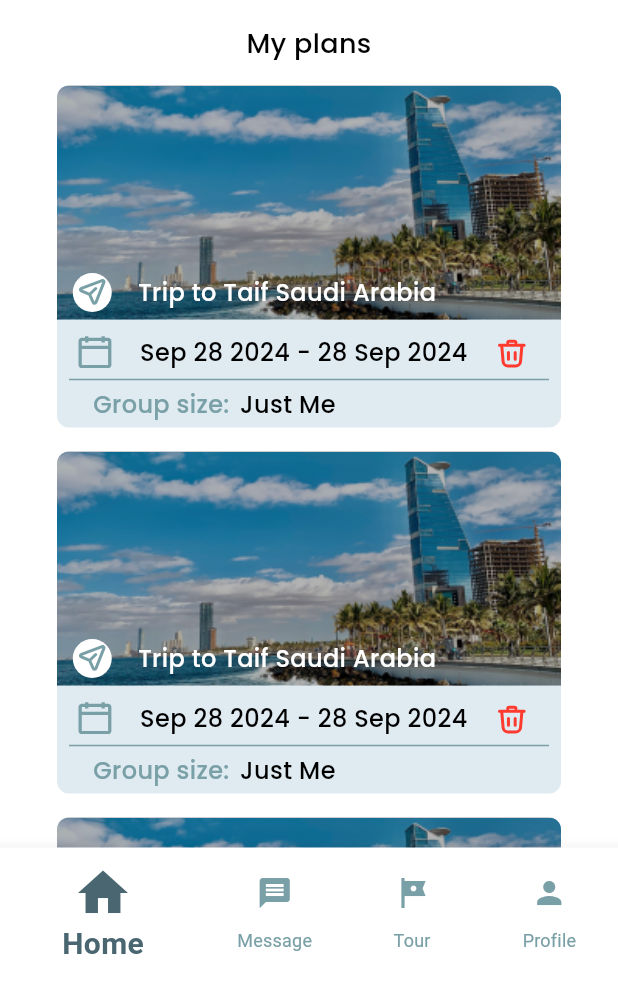
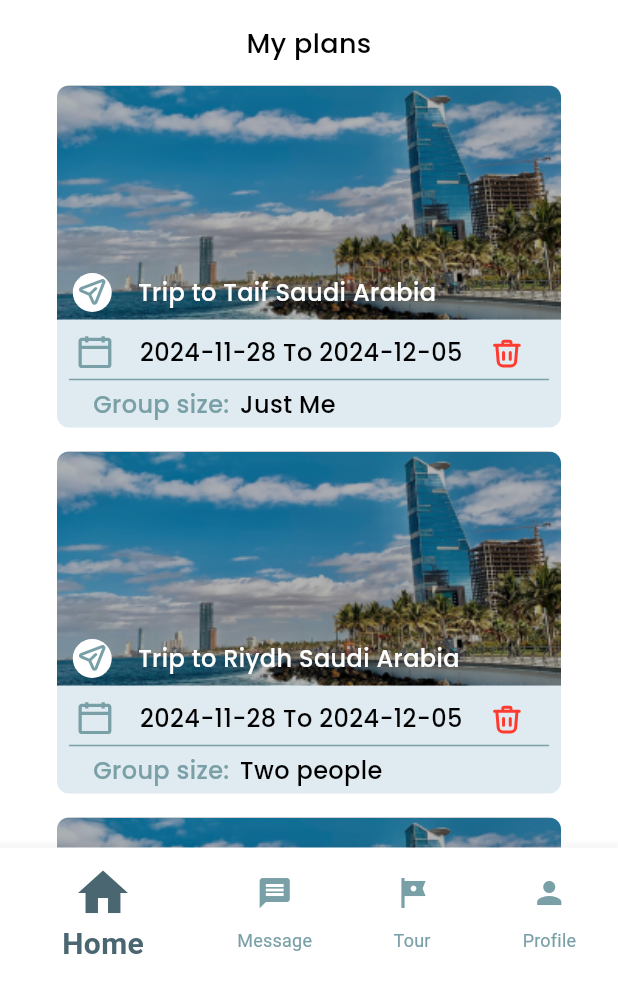
Before and after one commit to ftoome545/TravelMate-project, a Flutter app: the screen it shows after launch, swiped to page 3, on a phone screen of 412 x 824 dp, the part 255-1236 px from its top. Run offline on Flutter 3.47's test engine with Material 3 defaults, Android fonts, the phone set to English and light mode, and no system bars; our stand-ins replace flutter_rating, flutter_svg.

Commit message:
finish the CreatedTripsModel and add the intl package to format the DateTime

```diff
--- /dev/null
+++ b/lib/model/created_trips_model.dart
@@ -0,0 +1,14 @@
+class CreatedTripsModel {
+  final String destination;
+  final DateTime fromDate;
+  final DateTime toDate;
+  final String groupSize;
+  final String typeOfGuide;
+
+  const CreatedTripsModel(
+      {required this.destination,
+      required this.fromDate,
+      required this.toDate,
+      required this.groupSize,
+      required this.typeOfGuide});
+}
--- a/lib/widgets/created_trip_box_image_part.dart
+++ b/lib/widgets/created_trip_box_image_part.dart
@@ -6,7 +6,10 @@ import 'package:travel_mate/utils/app_styles.dart';
 class CreatedTripBoxImagePart extends StatelessWidget {
   const CreatedTripBoxImagePart({
     super.key,
+    required this.destination,
   });
+
+  final String destination;
 
   @override
   Widget build(BuildContext context) {
@@ -76,7 +79,7 @@ class CreatedTripBoxImagePart extends StatelessWidget {
                     width: 17.5,
                   ),
                   Text(
-                    'Trip to Taif Saudi Arabia',
+                    'Trip to $destination Saudi Arabia',
                     style:
                         AppStyles.styleSemiBold16.copyWith(color: Colors.white),
                   )
--- a/lib/widgets/created_trips_box.dart
+++ b/lib/widgets/created_trips_box.dart
@@ -1,5 +1,7 @@
 import 'package:flutter/material.dart';
 import 'package:flutter_svg/svg.dart';
+import 'package:intl/intl.dart';
+import 'package:travel_mate/model/created_trips_model.dart';
 import 'package:travel_mate/utils/app_images.dart';
 import 'package:travel_mate/utils/app_styles.dart';
 import 'package:travel_mate/widgets/created_trip_box_image_part.dart';
@@ -7,7 +9,10 @@ import 'package:travel_mate/widgets/created_trip_box_image_part.dart';
 class CreatedTripsBox extends StatelessWidget {
   const CreatedTripsBox({
     super.key,
+    required this.createdTripsModel,
   });
+
+  final CreatedTripsModel createdTripsModel;
 
   @override
   Widget build(BuildContext context) {
@@ -21,7 +26,10 @@ class CreatedTripsBox extends StatelessWidget {
           )),
       child: Column(
         children: [
-          const Expanded(child: CreatedTripBoxImagePart()),
+          Expanded(
+              child: CreatedTripBoxImagePart(
+            destination: createdTripsModel.destination,
+          )),
           const SizedBox(
             height: 9,
           ),
@@ -35,7 +43,7 @@ class CreatedTripsBox extends StatelessWidget {
                 width: 16,
               ),
               Text(
-                'Sep 28 2024 - 28 Sep 2024',
+                '${DateFormat('yyyy-MM-dd').format(createdTripsModel.fromDate)} To ${DateFormat('yyyy-MM-dd').format(createdTripsModel.toDate)}',
                 style: AppStyles.styleMedium16.copyWith(color: Colors.black),
               ),
               const SizedBox(
@@ -65,7 +73,7 @@ class CreatedTripsBox extends StatelessWidget {
                 width: 7,
               ),
               Text(
-                'Just Me',
+                createdTripsModel.groupSize,
                 style: AppStyles.styleMedium16
                     .copyWith(color: const Color(0xff000000)),
               ),
--- a/pubspec.yaml
+++ b/pubspec.yaml
@@ -38,6 +38,7 @@ dependencies:
   flutter_svg: ^2.0.10+1
   flutter_rating: ^2.0.2
   provider: ^6.1.2
+  intl: ^0.20.0
 
 dev_dependencies:
   flutter_test:
```
Also changed, not shown: lib/widgets/created_trips_list_view.dart (+27 -4 lines), pubspec.lock.
